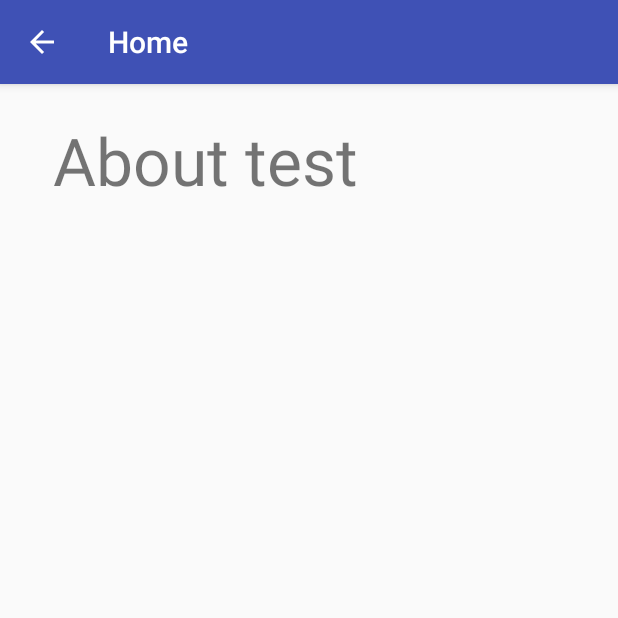
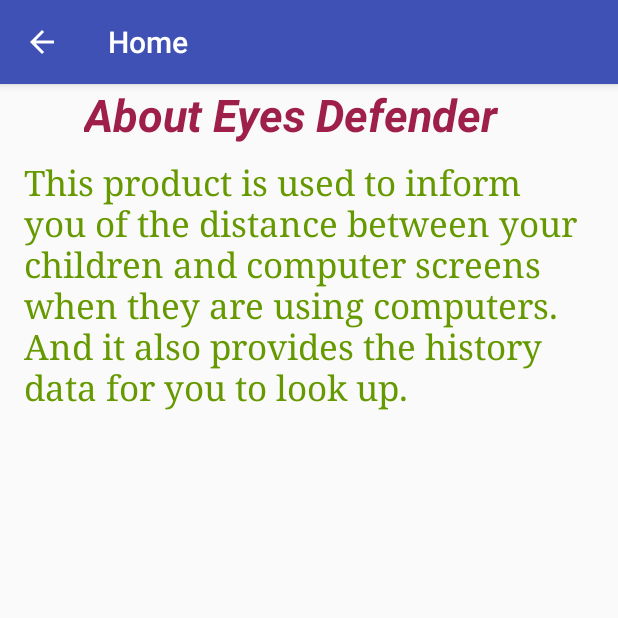
Before and after one commit to Andy103062106/Eyes-Defender, an Android app: the About screen opened directly, with no data from a screen before it, on a phone screen of 412 x 824 dp, the top half of it. Run offline under Robolectric (Android 15) with nearby library versions, the phone set to English and light mode, and no system bars.

Commit message:
add about

```diff
--- a/app/src/main/res/layout/activity_about.xml
+++ b/app/src/main/res/layout/activity_about.xml
@@ -1,22 +1,32 @@
 <?xml version="1.0" encoding="utf-8"?>
 <RelativeLayout xmlns:android="http://schemas.android.com/apk/res/android"
+    xmlns:tools="http://schemas.android.com/tools"
+    android:id="@+id/title"
     android:layout_width="match_parent"
     android:layout_height="match_parent"
     android:paddingLeft="16dp"
-    android:paddingRight="16dp" >
+    android:paddingRight="16dp"
+    android:visibility="visible">
 
-    <TextView
-        android:id="@+id/textView"
-        android:layout_width="wrap_content"
-        android:layout_height="wrap_content"
-        android:layout_alignParentLeft="true"
-        android:layout_alignParentStart="true"
+    <CheckedTextView
+        android:id="@+id/checkedTextView2"
+        android:layout_width="300dp"
+        android:layout_height="50dp"
         android:layout_alignParentTop="true"
-        android:layout_marginLeft="19dp"
-        android:layout_marginStart="19dp"
-        android:layout_marginTop="21dp"
-        android:text="About test"
-        android:textSize = "44sp"
-        />
+        android:layout_centerHorizontal="true"
+        android:text="About Eyes Defender"
+        android:textColor="@color/colorAccent"
+        android:textSize="30sp"
+        android:textStyle="bold|italic" />
 
+    <CheckedTextView
+        android:id="@+id/checkedTextView3"
+        android:layout_width="match_parent"
+        android:layout_height="170dp"
+        android:layout_below="@+id/checkedTextView2"
+        android:layout_centerHorizontal="true"
+        android:fontFamily="serif"
+        android:text="This product is used to inform you of the distance between your children and computer screens when they are using computers. And it also provides the history data for you to look up."
+        android:textColor="@android:color/holo_green_dark"
+        android:textSize="23sp" />
 </RelativeLayout>
--- a/app/src/main/res/values/colors.xml
+++ b/app/src/main/res/values/colors.xml
@@ -2,5 +2,5 @@
 <resources>
     <color name="colorPrimary">#3F51B5</color>
     <color name="colorPrimaryDark">#303F9F</color>
-    <color name="colorAccent">#FF4081</color>
+    <color name="colorAccent">#9e1f4a</color>
 </resources>
```
